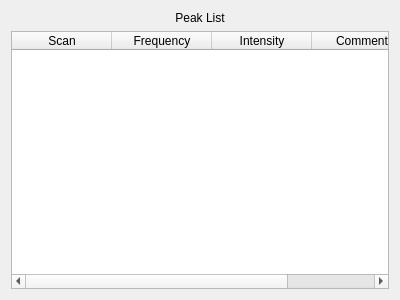
Old version of the form peaklistwidget.ui in the repository kncrabtree/qtftm.
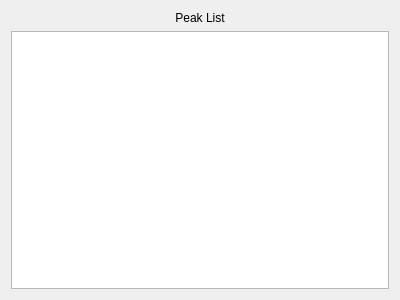
New version of the form.

Commit message:
Fix memory leak in peak list widget
The QTableWidget seemed to start leaking memory after something
like 30000 peaks, so it was changed to a QTableView implementation

What changed in the file:
```diff
--- a/peaklistwidget.ui
+++ b/peaklistwidget.ui
@@ -25,7 +25,7 @@
     </widget>
    </item>
    <item>
-    <widget class="QTableWidget" name="peakListTable">
+    <widget class="QTableView" name="peakListTable">
      <property name="contextMenuPolicy">
       <enum>Qt::CustomContextMenu</enum>
      </property>
@@ -53,38 +53,6 @@
      <property name="wordWrap">
       <bool>false</bool>
      </property>
-     <property name="columnCount">
-      <number>4</number>
-     </property>
-     <attribute name="horizontalHeaderStretchLastSection">
-      <bool>true</bool>
-     </attribute>
-     <attribute name="verticalHeaderDefaultSectionSize">
-      <number>17</number>
-     </attribute>
-     <attribute name="verticalHeaderStretchLastSection">
-      <bool>false</bool>
-     </attribute>
-     <column>
-      <property name="text">
-       <string>Scan</string>
-      </property>
-     </column>
-     <column>
-      <property name="text">
-       <string>Frequency</string>
-      </property>
-     </column>
-     <column>
-      <property name="text">
-       <string>Intensity</string>
-      </property>
-     </column>
-     <column>
-      <property name="text">
-       <string>Comment</string>
-      </property>
-     </column>
     </widget>
    </item>
   </layout>
```
The commit also changes 2 other files.
